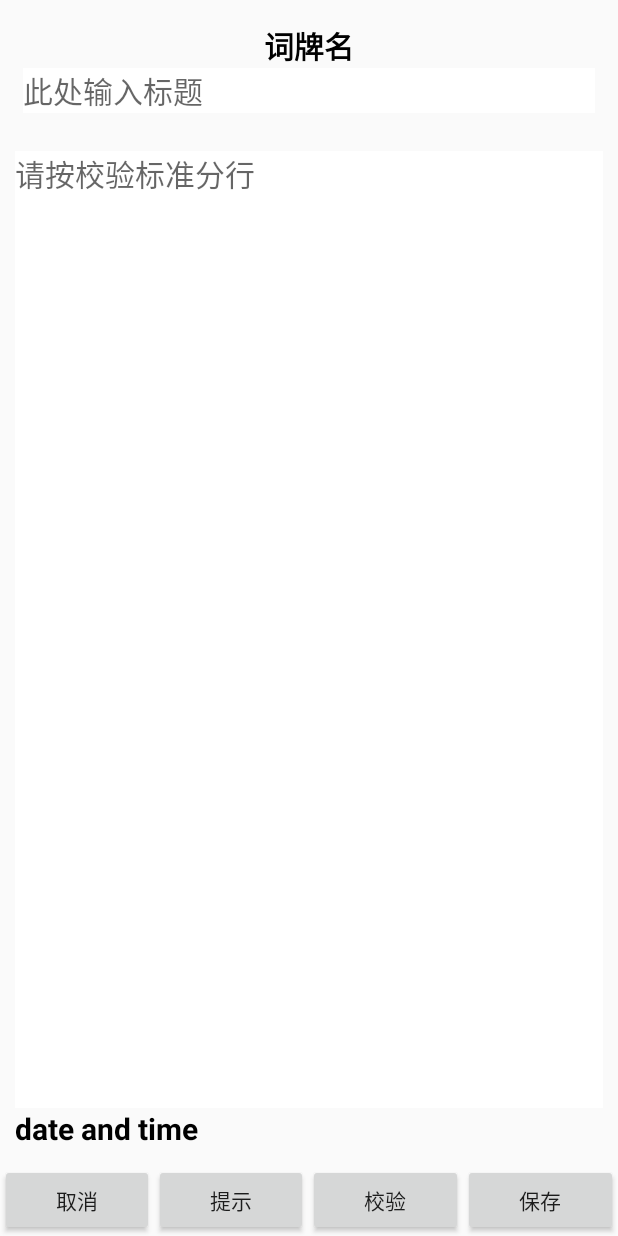
After one commit to Lindazyy/poem, an Android app: the WriteEdit screen opened directly, with no data from a screen before it, on a phone screen of 412 x 824 dp. The commit adds this screen. Run offline under Robolectric (Android 15) with nearby library versions, the phone set to English and light mode, and no system bars.

Commit message:
Miniature of write-edit layout and activity.

```diff
--- /dev/null
+++ b/app/src/main/java/com/example/acer/poem/PoemDataBaseHelper.java
@@ -0,0 +1,27 @@
+package com.example.acer.poem;
+import android.content.Context;
+import android.database.sqlite.SQLiteDatabase;
+import android.database.sqlite.SQLiteOpenHelper;
+
+public class PoemDataBaseHelper extends SQLiteOpenHelper {
+
+    public static final String CreatePoem = "create table poem ("
+            + "id integer primary key autoincrement, "
+            + "content text , "
+            + "date text)";
+
+    public PoemDataBaseHelper(Context context) {
+        super(context, "note", null, 1);
+    }
+
+    @Override
+    public void onCreate(SQLiteDatabase db) {
+        db.execSQL(CreatePoem);
+    }
+
+    @Override
+    public void onUpgrade(SQLiteDatabase arg0, int arg1, int arg2) {
+        // TODO Auto-generated method stub
+    }
+
+}
--- /dev/null
+++ b/app/src/main/java/com/example/acer/poem/WriteEdit.java
@@ -0,0 +1,151 @@
+//problem:
+// 1. 数据库问题。（需要。）
+// 2. 校验。（需要。）
+// 3. 提示。（未知。）
+
+package com.example.acer.poem;
+
+import android.app.Activity;
+import android.app.AlertDialog;
+import android.app.AlertDialog.Builder;
+import android.content.ContentValues;
+import android.content.DialogInterface;
+import android.database.sqlite.SQLiteDatabase;
+import android.os.Bundle;
+import android.view.View;
+import android.view.View.OnClickListener;
+import android.widget.Button;
+import android.widget.EditText;
+import android.widget.TextView;
+import android.widget.Toast;
+import java.text.SimpleDateFormat;
+import java.util.Date;
+
+public class WriteEdit extends Activity implements OnClickListener {
+
+    private TextView tv_date;
+    private TextView tv_cipaiming;
+    private EditText et_content;
+    private EditText et_title;
+    private Button btn_ok;
+    private Button btn_cancel;
+    private Button btn_check;
+    private Button btn_hint;
+    private PoemDataBaseHelper DBHelper;
+    public int enter_state = 0;//用来区分是新建还是更改
+    public String last_content;//用来获取内容
+
+    @Override
+    protected void onCreate(Bundle savedInstanceState) {
+        super.onCreate(savedInstanceState);
+        setContentView(R.layout.edit);
+
+        InitView();
+    }
+
+    private void InitView() {
+        //tv_date = (TextView) findViewById(R.id.tv_date);
+        tv_cipaiming = (TextView) findViewById(R.id.tv_cipaiming);
+        et_content = (EditText) findViewById(R.id.et_content);
+        et_title = (EditText) findViewById(R.id.et_title);
+        btn_ok = (Button) findViewById(R.id.btn_ok);
+        btn_cancel = (Button) findViewById(R.id.btn_cancel);
+        btn_check = (Button) findViewById(R.id.btn_check);
+        btn_hint = (Button) findViewById(R.id.btn_hint);
+        DBHelper = new PoemDataBaseHelper(this);
+
+        //传递词牌名
+        tv_cipaiming.setText("词牌名");
+
+        //获取此时时间
+        Date date = new Date();
+        SimpleDateFormat sdf = new SimpleDateFormat("yyyy-MM-dd HH:mm");
+        String dateString = sdf.format(date);
+        //tv_date.setText(dateString);
+
+/*导致崩溃：
+        //接收内容和id
+        Bundle myBundle = this.getIntent().getExtras();
+        last_content = myBundle.getString("info");
+        enter_state = myBundle.getInt("enter_state");
+        et_content.setText(last_content);
+*/
+        //监听
+        btn_cancel.setOnClickListener(this);
+        btn_ok.setOnClickListener(this);
+        btn_check.setOnClickListener(this);
+        btn_hint.setOnClickListener(this);
+
+    }
+    @Override
+    public void onClick(View view) {
+
+        switch (view.getId()) {
+            case R.id.btn_ok://将结果存入数据库
+/*
+                // 获取edittext内容
+                SQLiteDatabase db = DBHelper.getReadableDatabase();
+                String content = et_content.getText().toString();
+
+                // 添加一个新的日志
+                if (enter_state == 0) {
+                    if (!content.equals("")) {
+                        //获取此时时刻时间
+                        Date date = new Date();
+                        SimpleDateFormat sdf = new SimpleDateFormat("yyyy-MM-dd HH:mm");
+                        String dateString = sdf.format(date);
+
+                        //向数据库添加信息
+                        ContentValues values = new ContentValues();
+                        values.put("content", content);
+                        values.put("date", dateString);
+                        db.insert("note", null, values);
+                        finish();
+                    } else {
+                        Toast.makeText(WriteEdit.this, "请输入", Toast.LENGTH_SHORT).show();
+                    }
+                }
+                // 查看并修改一个已有的作品
+                else {
+                    ContentValues values = new ContentValues();
+                    values.put("content", content);
+                    db.update("note", values, "content = ?", new String[]{last_content});
+                    finish();
+                }
+*/
+                break;
+
+            case R.id.btn_cancel:
+                Builder dialog = new AlertDialog.Builder(WriteEdit.this);
+                dialog.setTitle("Exit without saving?");
+                dialog.setPositiveButton("Yes",new okClick());
+                dialog.setNegativeButton("No",new noClick());
+                dialog.create();
+                dialog.show();
+                //finish();
+                break;
+
+            case R.id.btn_check://实现格律校验，希望按住不放时会跳出平仄以及检验结果？
+                Toast.makeText(WriteEdit.this, "Sorry but this function will come soon in the future ~", Toast.LENGTH_SHORT).show();
+                break;
+
+            case R.id.btn_hint://希望对选中词语搜索押韵、对仗等结果？
+                Toast.makeText(WriteEdit.this, "Sorry but this function will come soon in the future ~", Toast.LENGTH_SHORT).show();
+                break;
+        }
+    }
+
+    //AlertDialog按钮监听（Yes = 退出）
+    class okClick implements DialogInterface.OnClickListener{
+        @Override
+        public void onClick(DialogInterface dialog, int which){
+            finish();
+        }
+    }
+    class noClick implements DialogInterface.OnClickListener{
+        @Override
+        public void onClick(DialogInterface dialog, int which){
+            dialog.cancel();
+        }
+    }
+}
--- /dev/null
+++ b/app/src/main/res/layout/edit.xml
@@ -0,0 +1,96 @@
+<?xml version="1.0" encoding="utf-8"?>
+
+<LinearLayout xmlns:android="http://schemas.android.com/apk/res/android"
+    android:layout_width="match_parent"
+    android:layout_height="match_parent"
+    android:orientation="vertical">
+
+    <RelativeLayout
+        android:layout_width="match_parent"
+        android:layout_height="wrap_content"
+        android:orientation="vertical"
+        android:padding="15dp">
+        <TextView
+            android:id="@+id/tv_cipaiming"
+            android:layout_centerHorizontal="true"
+            android:layout_width="wrap_content"
+            android:layout_height="wrap_content"
+            android:text="@string/tune_title"
+            android:textColor="#000"
+            android:textSize="20sp"
+            android:textStyle="bold" />
+        <EditText
+            android:id="@+id/et_title"
+            android:layout_centerHorizontal="true"
+            android:layout_width="match_parent"
+            android:layout_height="wrap_content"
+            android:background="#FFF"
+            android:gravity="start"
+            android:hint="@string/hint_title"
+            android:layout_below="@id/tv_cipaiming"
+            android:textSize="20sp" />
+
+    </RelativeLayout>
+
+    <LinearLayout
+        android:layout_width="match_parent"
+        android:layout_height="0dp"
+        android:layout_weight="1"
+        android:padding="10dp"
+        android:orientation="vertical">
+        <EditText
+            android:id="@+id/et_content"
+            android:layout_width="match_parent"
+            android:layout_height="0dp"
+            android:layout_weight="1"
+            android:background="#FFF"
+            android:gravity="start"
+            android:hint="@string/hint_content"
+            android:textSize="20sp" />
+        <TextView
+            android:id="@+id/tv_date"
+            android:layout_width="wrap_content"
+            android:layout_height="wrap_content"
+            android:text="date and time"
+            android:textColor="#000"
+            android:textSize="20sp"
+            android:textStyle="bold" />
+    </LinearLayout>
+
+
+    <LinearLayout
+        android:layout_width="match_parent"
+        android:layout_height="wrap_content"
+        android:orientation="horizontal">
+
+        <Button
+            android:id="@+id/btn_cancel"
+            android:layout_width="0dp"
+            android:layout_height="wrap_content"
+            android:layout_weight="1"
+            android:text="@string/cancel" />
+
+        <Button
+            android:id="@+id/btn_hint"
+            android:layout_width="0dp"
+            android:layout_height="wrap_content"
+            android:layout_weight="1"
+            android:text="@string/hint" />
+
+        <Button
+            android:id="@+id/btn_check"
+            android:layout_width="0dp"
+            android:layout_height="wrap_content"
+            android:layout_weight="1"
+            android:text="@string/check" />
+
+        <Button
+            android:id="@+id/btn_ok"
+            android:layout_width="0dp"
+            android:layout_height="wrap_content"
+            android:layout_weight="1"
+            android:text="@string/save" />
+
+    </LinearLayout>
+
+</LinearLayout>
--- a/app/src/main/res/values/strings.xml
+++ b/app/src/main/res/values/strings.xml
@@ -1,10 +1,22 @@
 <resources>
     <string name="app_name">Poem</string>
     <string name="hello_world">Hello World!</string>
+
     <string name="tune_title">词牌名</string>
     <string name="famous_writer">词作家</string>
     <string name="historical_background">历史背景</string>
     <string name="genres">流派</string>
     <string name="anecdotes">逸闻趣事</string>
     <string name="personage_relationship">人物关系</string>
+
+    <string name="title_activity_testview">testview</string>
+    <string name="title_activity_WriteEdit">编辑</string>
+
+    <string name="cancel">取消</string>
+    <string name="save">保存</string>
+    <string name="check">校验</string>
+    <string name="hint">提示</string>
+
+    <string name="hint_title">此处输入标题</string>
+    <string name="hint_content">请按校验标准分行</string>
 </resources>
```
Also changed, not shown: app/src/main/AndroidManifest.xml (+8 -0 lines), app/src/main/java/com/example/acer/poem/Tab3Fragment.java (+10 -0 lines), app/src/main/java/com/example/acer/poem/WriteSelect.java (added, +65 -0 lines), app/src/main/res/layout/tab3_layout.xml (+8 -3 lines), app/src/main/res/values/styles.xml (+7 -0 lines).
